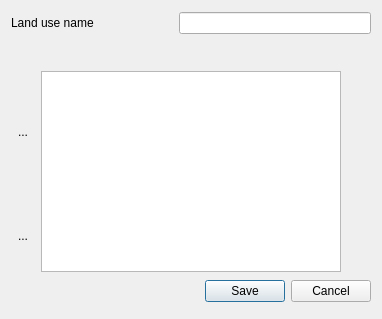
Above: ui/landuse_dialog.ui from MathieuChailloux/MitiConnect before the change. Below: the same form after it.
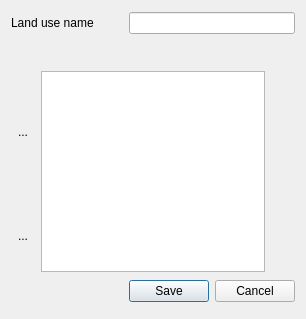
That is the form after the change. Icons and pictures are not drawn.

Commit message: Reducing landuse window size

```diff
--- a/ui/landuse_dialog.ui
+++ b/ui/landuse_dialog.ui
@@ -6,7 +6,7 @@
    <rect>
     <x>0</x>
     <y>0</y>
-    <width>380</width>
+    <width>292</width>
     <height>319</height>
    </rect>
   </property>
@@ -105,7 +105,7 @@
     <widget class="QTableView" name="landuseDialogView">
      <property name="minimumSize">
       <size>
-       <width>300</width>
+       <width>200</width>
        <height>200</height>
       </size>
      </property>
```
Left out of the diff: 4 changed lines with no effect on the pictures.
